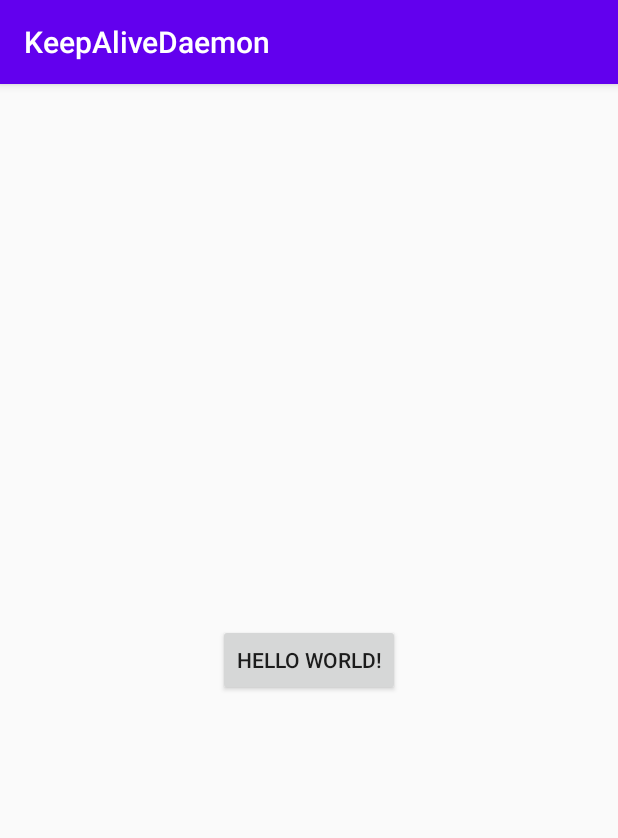
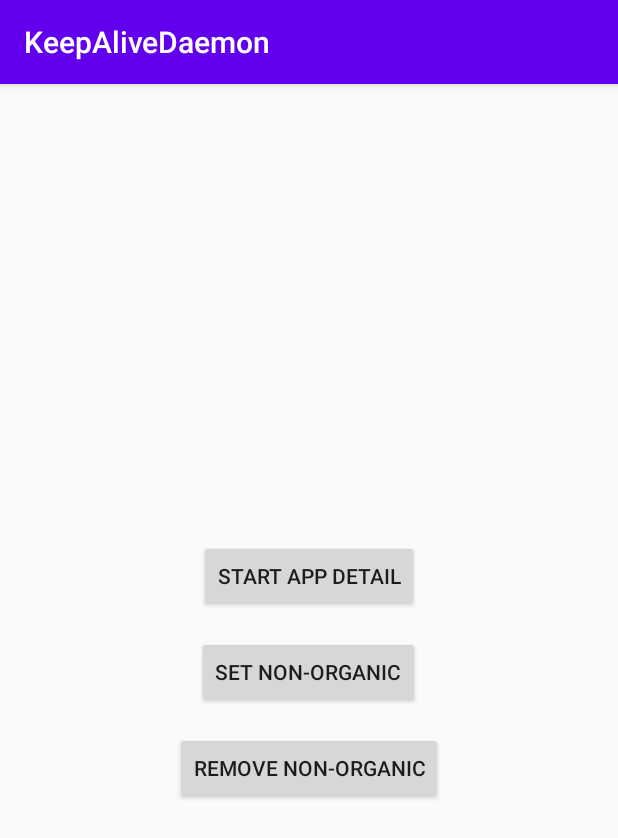
Before and after one commit to taugin/KeepAlive, an Android app: the screen it shows after launch (MainActivity), on a phone screen of 412 x 824 dp. Shown: the top 838 px of the screen. Run offline under Robolectric (Android 15) with nearby library versions, the phone set to English and light mode, and no system bars.

Commit message:
1. 代码优化

```diff
--- a/app/src/main/java/com/alive/demo/App.java
+++ b/app/src/main/java/com/alive/demo/App.java
@@ -7,13 +7,17 @@ import android.content.Intent;
 
 import androidx.core.content.ContextCompat;
 
+import com.alive.log.Log;
 import com.bossy.KeepBossy;
+
+import java.io.File;
 
 public class App extends Application {
     @Override
     public void onCreate() {
         super.onCreate();
-        KeepBossy.startBossy(this, "attach");
+        final boolean nonOrganic = isNonOrganic(this);
+        Log.v(Log.TAG, "nonOrganic : " + nonOrganic);
         KeepBossy.setOnBossyListener(new KeepBossy.OnBossyListener() {
             @Override
             public void onAlive() {
@@ -22,7 +26,15 @@ public class App extends Application {
                 } catch (Exception e) {
                 }
             }
+
+            @Override
+            public boolean allowKeepBossy() {
+                return isNonOrganic(getApplicationContext());
+            }
         });
+        if (nonOrganic) {
+            KeepBossy.startBossy(this, "attach");
+        }
     }
 
     @Override
@@ -50,4 +62,35 @@ public class App extends Application {
         }
         return processName;
     }
+
+    public static boolean isNonOrganic(Context context) {
+        File bossyFile = getNonOrganicFile(context);
+        return bossyFile != null && bossyFile.exists();
+    }
+
+    private static File getNonOrganicFile(Context context) {
+        File file = new File(context.getFilesDir(), "bossy_start_up");
+        return file;
+    }
+
+    public static void setNonOrganic(Context context) {
+        File bossyFile = getNonOrganicFile(context);
+        try {
+            if (bossyFile != null) {
+                bossyFile.createNewFile();
+            }
+        } catch (Exception e) {
+        }
+    }
+
+    public static void removeNonOrganic(Context context) {
+        File bossyFile = getNonOrganicFile(context);
+        try {
+            if (bossyFile != null && bossyFile.exists()) {
+                bossyFile.delete();
+            }
+        } catch (Exception e) {
+            Log.e(Log.TAG, "error : " + e);
+        }
+    }
 }
--- a/app/src/main/res/layout/activity_main.xml
+++ b/app/src/main/res/layout/activity_main.xml
@@ -2,12 +2,30 @@
 <LinearLayout xmlns:android="http://schemas.android.com/apk/res/android"
     android:layout_width="match_parent"
     android:layout_height="match_parent"
-    android:gravity="center">
+    android:gravity="center"
+    android:orientation="vertical">
 
     <Button
+        android:id="@+id/start_app_detail"
         android:layout_width="wrap_content"
         android:layout_height="wrap_content"
-        android:text="Hello World!"
-        android:onClick="onClick"/>
+        android:layout_marginTop="16dp"
+        android:onClick="onClick"
+        android:text="Start App Detail" />
 
+    <Button
+        android:id="@+id/set_non_organic"
+        android:layout_width="wrap_content"
+        android:layout_height="wrap_content"
+        android:layout_marginTop="16dp"
+        android:onClick="onClick"
+        android:text="Set Non-Organic" />
+
+    <Button
+        android:id="@+id/remove_non_organic"
+        android:layout_width="wrap_content"
+        android:layout_height="wrap_content"
+        android:layout_marginTop="16dp"
+        android:onClick="onClick"
+        android:text="Remove Non-Organic" />
 </LinearLayout>
--- a/library/src/main/java/com/bossy/KeepBossy.java
+++ b/library/src/main/java/com/bossy/KeepBossy.java
@@ -66,11 +66,12 @@ public class KeepBossy {
         sOnBossyListener = l;
     }
 
-    public static OnBossyListener getOnAliveListener() {
+    public static OnBossyListener getOnBossyListener() {
         return sOnBossyListener;
     }
 
     public interface OnBossyListener {
         void onAlive();
+        boolean allowKeepBossy();
     }
 }
--- a/library/src/main/java/com/bossy/alive/DaemonService1.java
+++ b/library/src/main/java/com/bossy/alive/DaemonService1.java
@@ -30,7 +30,7 @@ public class DaemonService1 extends BaseDaemonService {
     private static void onBaseDaemonAlive(Context context, String from) {
         String processName = getProcessName(context);
         Log.iv(Log.TAG, "start from : " + from + " , process name : " + processName);
-        KeepBossy.OnBossyListener aliveListener = KeepBossy.getOnAliveListener();
+        KeepBossy.OnBossyListener aliveListener = KeepBossy.getOnBossyListener();
         if (aliveListener != null) {
             aliveListener.onAlive();
         }
--- a/library/src/main/java/com/bossy/alive/KANative.java
+++ b/library/src/main/java/com/bossy/alive/KANative.java
@@ -6,6 +6,7 @@ import android.content.ContentResolver;
 import android.content.Context;
 import android.content.Intent;
 import android.net.Uri;
+import android.os.Build;
 import android.text.TextUtils;
 
 import com.bossy.log.Log;
@@ -52,12 +53,17 @@ public class KANative {
 
     public static void startAllService(Context context, String label) {
         try {
+            if (context.getApplicationInfo().targetSdkVersion >= Build.VERSION_CODES.S) {
+                KANative.callProvider(context, "core");
+                KANative.callProvider(context, "service");
+            } else {
                 Intent intent1 = new Intent(context, DaemonService1.class);
                 intent1.putExtra(BaseDaemonService.EXTRA_FROM, label);
                 Intent intent2 = new Intent(context, DaemonService2.class);
                 intent2.putExtra(BaseDaemonService.EXTRA_FROM, label);
                 BaseDaemonService.startKeepService(context, intent1);
                 BaseDaemonService.startKeepService(context, intent2);
+            }
         } catch (Exception e) {
             Log.iv(Log.TAG, "error : " + e);
             KANative.callProvider(context, "core");
```
Also changed, not shown: app/build.gradle (+11 -0 lines), app/src/main/java/com/alive/demo/MainActivity.java (+10 -7 lines), library/src/main/java/com/bossy/alive/DaemonInstrumentation.java (+7 -5 lines), 1 other file. Lines whose indentation alone changed are shown as unchanged.
